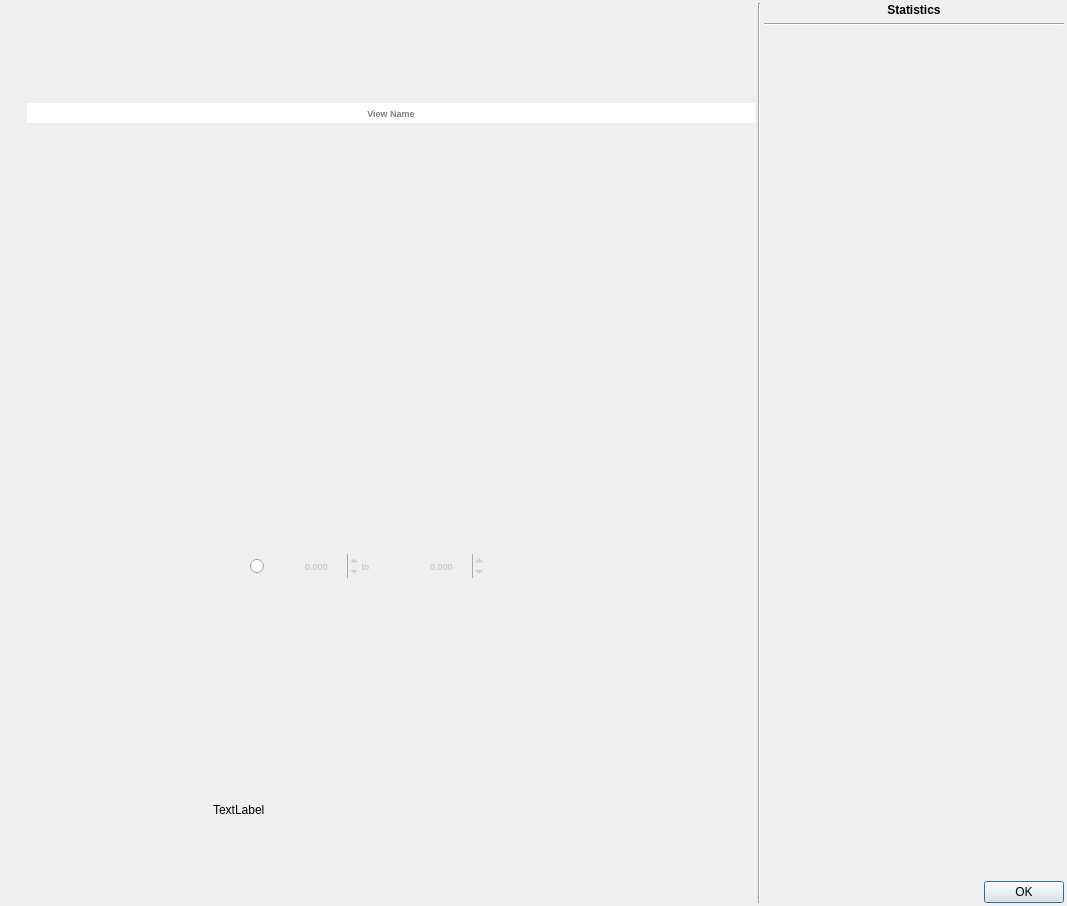
Old version of the form ui/component_analysis_dialog.ui in the repository SMByC/PCA4CD.
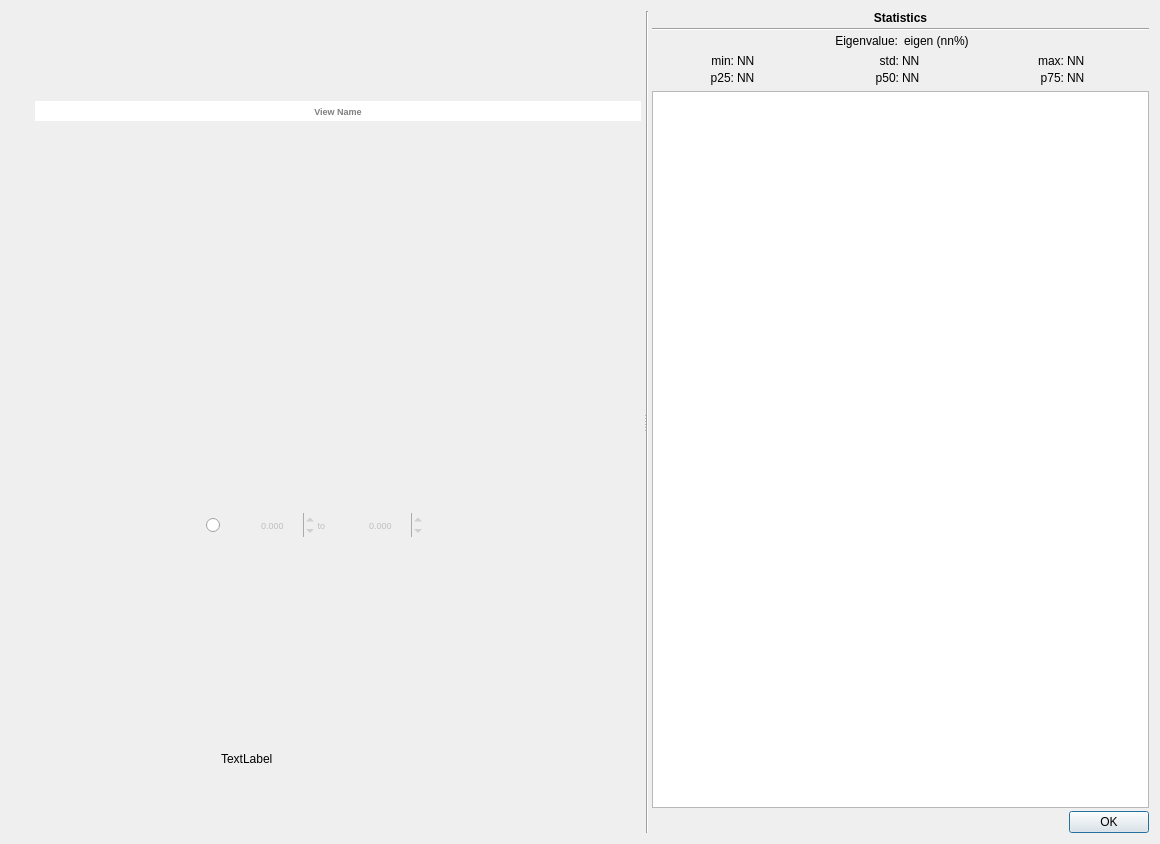
New version of the form. Icons and pictures are not drawn. Custom widgets are drawn as their Qt base class.

Commit message: Compute and show the statistics for the component analysis dialog. Basic implementation of histogram

Patch:
```diff
--- a/ui/component_analysis_dialog.ui
+++ b/ui/component_analysis_dialog.ui
@@ -6,27 +6,16 @@
    <rect>
     <x>0</x>
     <y>0</y>
-    <width>1067</width>
-    <height>906</height>
+    <width>1160</width>
+    <height>844</height>
    </rect>
   </property>
   <layout class="QHBoxLayout" name="horizontalLayout">
-   <property name="spacing">
-    <number>3</number>
-   </property>
-   <property name="leftMargin">
-    <number>3</number>
-   </property>
-   <property name="topMargin">
-    <number>3</number>
-   </property>
-   <property name="rightMargin">
-    <number>3</number>
-   </property>
-   <property name="bottomMargin">
-    <number>3</number>
-   </property>
    <item>
+    <widget class="QSplitter" name="splitter">
+     <property name="handleWidth">
+      <number>2</number>
+     </property>
     <widget class="QWidget" name="widget_2" native="true">
      <layout class="QVBoxLayout" name="verticalLayout">
       <property name="leftMargin">
@@ -36,7 +25,7 @@
        <number>0</number>
       </property>
       <property name="rightMargin">
-       <number>0</number>
+        <number>3</number>
       </property>
       <property name="bottomMargin">
        <number>0</number>
@@ -386,25 +375,38 @@
       </item>
      </layout>
     </widget>
-   </item>
-   <item>
-    <widget class="Line" name="line">
-     <property name="orientation">
-      <enum>Qt::Vertical</enum>
-     </property>
-    </widget>
-   </item>
-   <item>
     <widget class="QWidget" name="widget" native="true">
-     <property name="maximumSize">
-      <size>
-       <width>300</width>
-       <height>16777215</height>
-      </size>
-     </property>
+      <layout class="QHBoxLayout" name="horizontalLayout_5">
+       <property name="spacing">
+        <number>0</number>
+       </property>
+       <property name="leftMargin">
+        <number>0</number>
+       </property>
+       <property name="topMargin">
+        <number>0</number>
+       </property>
+       <property name="rightMargin">
+        <number>0</number>
+       </property>
+       <property name="bottomMargin">
+        <number>0</number>
+       </property>
+       <item>
+        <widget class="Line" name="line">
+         <property name="orientation">
+          <enum>Qt::Vertical</enum>
+         </property>
+        </widget>
+       </item>
+       <item>
+        <widget class="QWidget" name="widget_6" native="true">
      <layout class="QVBoxLayout" name="verticalLayout_2">
+          <property name="spacing">
+           <number>3</number>
+          </property>
       <property name="leftMargin">
-       <number>0</number>
+           <number>3</number>
       </property>
       <property name="topMargin">
        <number>0</number>
@@ -439,17 +441,171 @@
        </widget>
       </item>
       <item>
-       <spacer name="verticalSpacer">
-        <property name="orientation">
-         <enum>Qt::Vertical</enum>
-        </property>
-        <property name="sizeHint" stdset="0">
-         <size>
-          <width>20</width>
-          <height>40</height>
-         </size>
-        </property>
-       </spacer>
+           <widget class="QWidget" name="widget_8" native="true">
+            <layout class="QHBoxLayout" name="horizontalLayout_6">
+             <property name="leftMargin">
+              <number>0</number>
+             </property>
+             <property name="topMargin">
+              <number>0</number>
+             </property>
+             <property name="rightMargin">
+              <number>0</number>
+             </property>
+             <property name="bottomMargin">
+              <number>0</number>
+             </property>
+             <item>
+              <widget class="QLabel" name="label_8">
+               <property name="toolTip">
+                <string>It shows how are the dispersion of the data with respect to its component</string>
+               </property>
+               <property name="text">
+                <string>Eigenvalue:</string>
+               </property>
+               <property name="alignment">
+                <set>Qt::AlignRight|Qt::AlignTrailing|Qt::AlignVCenter</set>
+               </property>
+              </widget>
+             </item>
+             <item>
+              <widget class="QLabel" name="stats_eigenvalue">
+               <property name="toolTip">
+                <string>It shows how are the dispersion of the data with respect to its component</string>
+               </property>
+               <property name="text">
+                <string>eigen (nn%)</string>
+               </property>
+              </widget>
+             </item>
+            </layout>
+           </widget>
+          </item>
+          <item>
+           <widget class="QWidget" name="widget_7" native="true">
+            <layout class="QGridLayout">
+             <property name="leftMargin">
+              <number>3</number>
+             </property>
+             <property name="topMargin">
+              <number>3</number>
+             </property>
+             <property name="rightMargin">
+              <number>3</number>
+             </property>
+             <property name="bottomMargin">
+              <number>3</number>
+             </property>
+             <property name="spacing">
+              <number>3</number>
+             </property>
+             <item row="1" column="0">
+              <widget class="QLabel" name="label_3">
+               <property name="text">
+                <string>min:</string>
+               </property>
+               <property name="alignment">
+                <set>Qt::AlignRight|Qt::AlignTrailing|Qt::AlignVCenter</set>
+               </property>
+              </widget>
+             </item>
+             <item row="2" column="4">
+              <widget class="QLabel" name="label_14">
+               <property name="text">
+                <string>p75:</string>
+               </property>
+               <property name="alignment">
+                <set>Qt::AlignRight|Qt::AlignTrailing|Qt::AlignVCenter</set>
+               </property>
+              </widget>
+             </item>
+             <item row="1" column="3">
+              <widget class="QLabel" name="stats_std">
+               <property name="text">
+                <string>NN</string>
+               </property>
+              </widget>
+             </item>
+             <item row="2" column="0">
+              <widget class="QLabel" name="label_9">
+               <property name="text">
+                <string>p25:</string>
+               </property>
+               <property name="alignment">
+                <set>Qt::AlignRight|Qt::AlignTrailing|Qt::AlignVCenter</set>
+               </property>
+              </widget>
+             </item>
+             <item row="1" column="2">
+              <widget class="QLabel" name="label_6">
+               <property name="text">
+                <string>std:</string>
+               </property>
+               <property name="alignment">
+                <set>Qt::AlignRight|Qt::AlignTrailing|Qt::AlignVCenter</set>
+               </property>
+              </widget>
+             </item>
+             <item row="1" column="1">
+              <widget class="QLabel" name="stats_min">
+               <property name="text">
+                <string>NN</string>
+               </property>
+              </widget>
+             </item>
+             <item row="2" column="2">
+              <widget class="QLabel" name="label_11">
+               <property name="text">
+                <string>p50:</string>
+               </property>
+               <property name="alignment">
+                <set>Qt::AlignRight|Qt::AlignTrailing|Qt::AlignVCenter</set>
+               </property>
+              </widget>
+             </item>
+             <item row="2" column="1">
+              <widget class="QLabel" name="stats_p25">
+               <property name="text">
+                <string>NN</string>
+               </property>
+              </widget>
+             </item>
+             <item row="2" column="3">
+              <widget class="QLabel" name="stats_p50">
+               <property name="text">
+                <string>NN</string>
+               </property>
+              </widget>
+             </item>
+             <item row="1" column="4">
+              <widget class="QLabel" name="label_13">
+               <property name="text">
+                <string>max:</string>
+               </property>
+               <property name="alignment">
+                <set>Qt::AlignRight|Qt::AlignTrailing|Qt::AlignVCenter</set>
+               </property>
+              </widget>
+             </item>
+             <item row="1" column="5">
+              <widget class="QLabel" name="stats_max">
+               <property name="text">
+                <string>NN</string>
+               </property>
+              </widget>
+             </item>
+             <item row="2" column="5">
+              <widget class="QLabel" name="stats_p75">
+               <property name="text">
+                <string>NN</string>
+               </property>
+              </widget>
+             </item>
+            </layout>
+           </widget>
+          </item>
+          <item>
+           <widget class="PlotWidget" name="HistogramPlot"/>
       </item>
       <item>
        <widget class="QDialogButtonBox" name="buttonBox">
@@ -466,6 +622,10 @@
    </item>
   </layout>
  </widget>
+    </widget>
+   </item>
+  </layout>
+ </widget>
  <customwidgets>
   <customwidget>
    <class>RenderWidget</class>
@@ -473,6 +633,11 @@
    <header>pca4cd.gui.change_analysis_view_widget</header>
    <container>1</container>
   </customwidget>
+  <customwidget>
+   <class>PlotWidget</class>
+   <extends>QGraphicsView</extends>
+   <header>pyqtgraph</header>
+  </customwidget>
  </customwidgets>
  <resources/>
  <connections>
```
Left out of the diff: 16 changed lines with no effect on the pictures. Lines whose indentation alone changed are shown as unchanged. The commit also changes 1 other file.
